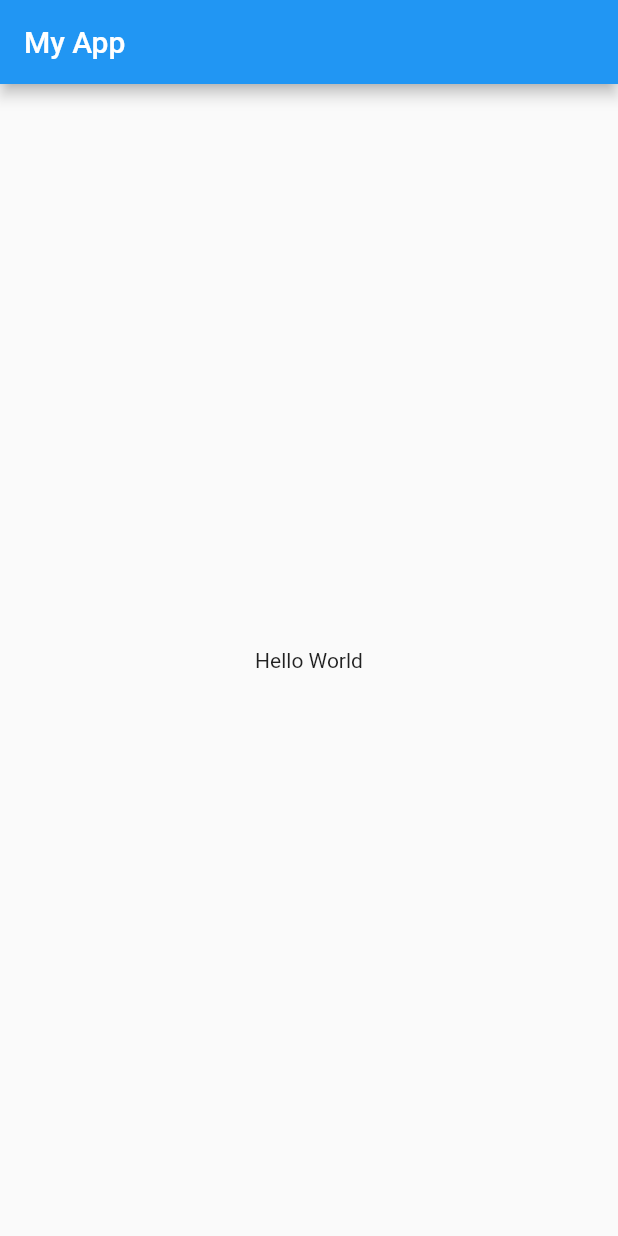
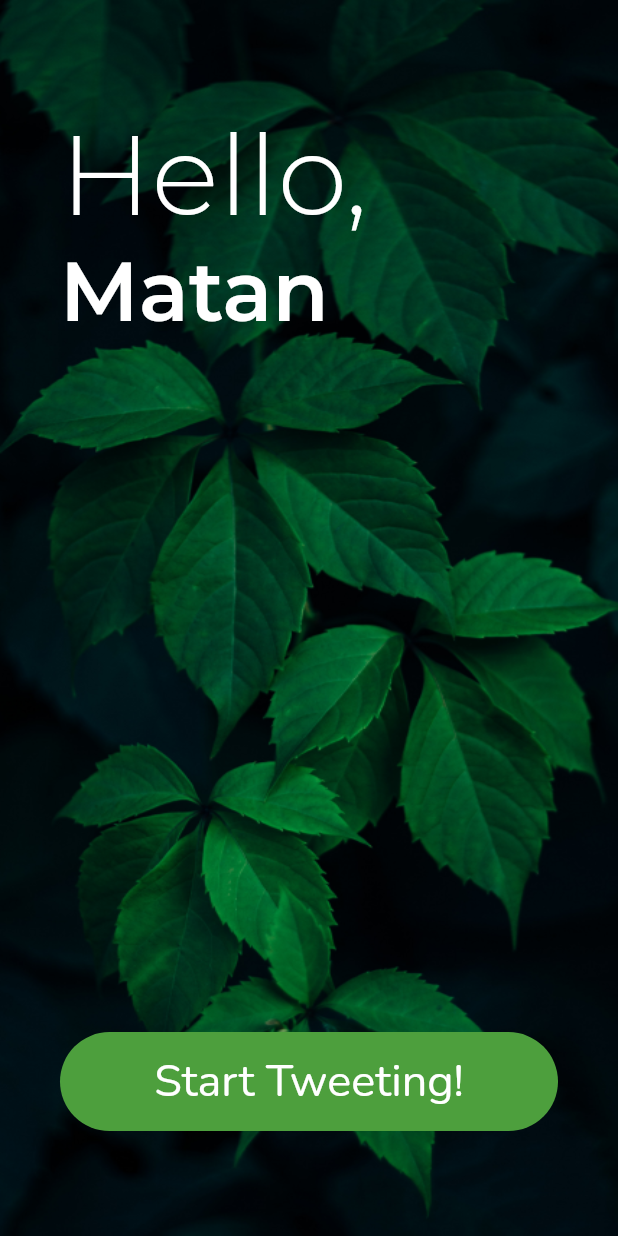
Before and after one commit to matanboas/Twitter-Bot, a Flutter app: the screen it shows after launch, on a phone screen of 412 x 824 dp. Run offline on Flutter 3.47's test engine with Material 2 defaults, Android fonts, the phone set to English and light mode, and no system bars; our stand-ins replace google_fonts.

Commit message:
finished landing screen on app

```diff
--- a/control_app/lib/main.dart
+++ b/control_app/lib/main.dart
@@ -1,22 +1,18 @@
+import 'utils/constants.dart';
+import 'package:control_app/screens/landing_screen.dart';
 import 'package:flutter/material.dart';
 
-void main() => runApp(const my_app());
+void main() => runApp(const MyApp());
 
-class my_app extends StatelessWidget {
-  const my_app({Key? key}) : super(key: key);
+class MyApp extends StatelessWidget {
+  const MyApp({Key? key}) : super(key: key);
 
   @override
   Widget build(BuildContext context) {
     return MaterialApp(
-      title: 'Flutter Demo',
-      home: Scaffold(
-        appBar: AppBar(
-          title: const Text('My App'),
-        ),
-        body: const Center(
-          child: Text('Hello World'),
-        ),
-      ),
+      debugShowCheckedModeBanner: false,
+      theme: ThemeData(textTheme: defaultText),
+      home: const LandingScreen(),
     );
   }
 }
--- /dev/null
+++ b/control_app/lib/screens/landing_screen.dart
@@ -0,0 +1,60 @@
+import 'package:control_app/utils/widget_functions.dart';
+import 'package:flutter/material.dart';
+import '../utils/constants.dart';
+import '../utils/button.dart';
+
+class LandingScreen extends StatelessWidget {
+  const LandingScreen({Key? key}) : super(key: key);
+
+  void printOk() {
+    print('ok');
+  }
+
+  @override
+  Widget build(BuildContext context) {
+    final TextTheme textTheme = Theme.of(context).textTheme;
+
+    return Scaffold(
+      body: Container(
+        width: MediaQuery.of(context).size.width,
+        height: MediaQuery.of(context).size.height,
+        decoration: const BoxDecoration(
+          image: DecorationImage(
+            image: AssetImage('assets/images/background.png'),
+            fit: BoxFit.fill,
+          ),
+        ),
+        child: Padding(
+          padding: const EdgeInsets.symmetric(
+            vertical: 70.0,
+            horizontal: 40.0,
+          ),
+          child: Column(
+            mainAxisAlignment: MainAxisAlignment.spaceBetween,
+            crossAxisAlignment: CrossAxisAlignment.start,
+            children: [
+              Column(
+                mainAxisAlignment: MainAxisAlignment.start,
+                crossAxisAlignment: CrossAxisAlignment.start,
+                children: [
+                  Text("Hello,", style: textTheme.headline1),
+                  Text("Matan", style: textTheme.headline3),
+                ],
+              ),
+              Column(
+                children: [
+                  Center(
+                    child: MyFlatButton(
+                        text: 'Start Tweeting!',
+                        onPressed: () => printOk(),
+                        color: COLOR_LIGHT_GREEN),
+                  ),
+                ],
+              ),
+            ],
+          ),
+        ),
+      ),
+    );
+  }
+}
--- /dev/null
+++ b/control_app/lib/utils/button.dart
@@ -0,0 +1,38 @@
+import 'package:flutter/material.dart';
+import 'constants.dart';
+
+class MyFlatButton extends StatelessWidget {
+  const MyFlatButton(
+      {Key? key,
+      required this.text,
+      required this.onPressed,
+      required this.color})
+      : super(key: key);
+  final String text;
+  final void Function() onPressed;
+  final Color color;
+
+  @override
+  Widget build(BuildContext context) {
+    final TextTheme textTheme = Theme.of(context).textTheme;
+
+    return Container(
+        height: MediaQuery.of(context).size.height * 0.08,
+        decoration: BoxDecoration(
+          borderRadius: BorderRadius.circular(60),
+          color: color,
+        ),
+        child: Material(
+          child: InkWell(
+            customBorder: RoundedRectangleBorder(
+              borderRadius: BorderRadius.circular(60),
+            ),
+            onTap: () => onPressed(),
+            child: Center(
+              child: Text(text, style: textTheme.subtitle1),
+            ),
+          ),
+          color: COLOR_WHITE.withOpacity(0.0),
+        ));
+  }
+}
--- a/control_app/lib/utils/constants.dart
+++ b/control_app/lib/utils/constants.dart
@@ -8,18 +8,14 @@ const COLOR_YELLOW_GREEN = Color.fromARGB(255, 216, 233, 168);
 const COLOR_WHITE = Color.fromARGB(255, 255, 255, 255);
 
 TextTheme defaultText = TextTheme(
-    headline1: GoogleFonts.nunito(fontWeight: FontWeight.bold, fontSize: 96),
-    headline2: GoogleFonts.nunito(fontWeight: FontWeight.bold, fontSize: 60),
-    headline3: GoogleFonts.nunito(fontWeight: FontWeight.bold, fontSize: 48),
-    headline4: GoogleFonts.nunito(fontWeight: FontWeight.bold, fontSize: 34),
-    headline5: GoogleFonts.nunito(fontWeight: FontWeight.bold, fontSize: 24),
-    headline6: GoogleFonts.nunito(fontWeight: FontWeight.bold, fontSize: 20),
-    bodyText1: GoogleFonts.nunito(fontSize: 16, fontWeight: FontWeight.normal),
-    bodyText2: GoogleFonts.nunito(
-      fontSize: 14,
-      fontWeight: FontWeight.normal,
-    ),
-    subtitle1: GoogleFonts.nunito(fontSize: 16, fontWeight: FontWeight.normal),
-    subtitle2: GoogleFonts.nunito(fontSize: 14, fontWeight: FontWeight.w400),
-    button: GoogleFonts.nunito(fontSize: 14, fontWeight: FontWeight.w400),
-    caption: GoogleFonts.nunito(fontSize: 12, fontWeight: FontWeight.normal));
+  headline1: GoogleFonts.montserrat(
+      fontWeight: FontWeight.w300, fontSize: 75, color: COLOR_WHITE),
+  headline2: GoogleFonts.montserrat(
+      fontWeight: FontWeight.w300, fontSize: 75, color: COLOR_BLACK),
+  headline3: GoogleFonts.montserrat(
+      fontWeight: FontWeight.w600, fontSize: 55, color: COLOR_WHITE),
+  headline4: GoogleFonts.montserrat(
+      fontWeight: FontWeight.w600, fontSize: 55, color: COLOR_BLACK),
+  subtitle1: GoogleFonts.nunito(
+      fontSize: 30, fontWeight: FontWeight.w400, color: COLOR_WHITE),
+);
--- a/control_app/pubspec.yaml
+++ b/control_app/pubspec.yaml
@@ -68,9 +68,8 @@ flutter:
   uses-material-design: true
 
   # To add assets to your application, add an assets section, like this:
-  # assets:
-  #   - images/a_dot_burr.jpeg
-  #   - images/a_dot_ham.jpeg
+  assets:
+    - assets/images/background.png
 
   # An image asset can refer to one or more resolution-specific "variants", see
   # https://flutter.dev/assets-and-images/#resolution-aware.
```
Also changed, not shown: control_app/assets/images/background.png (added), 1 other file.
